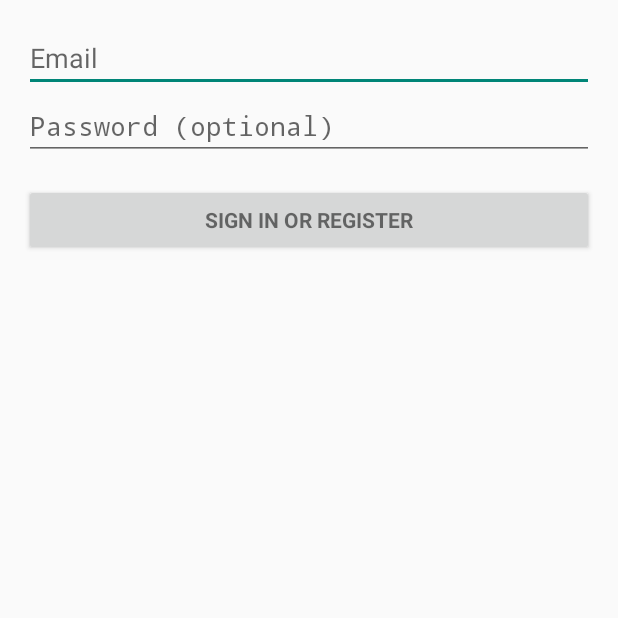
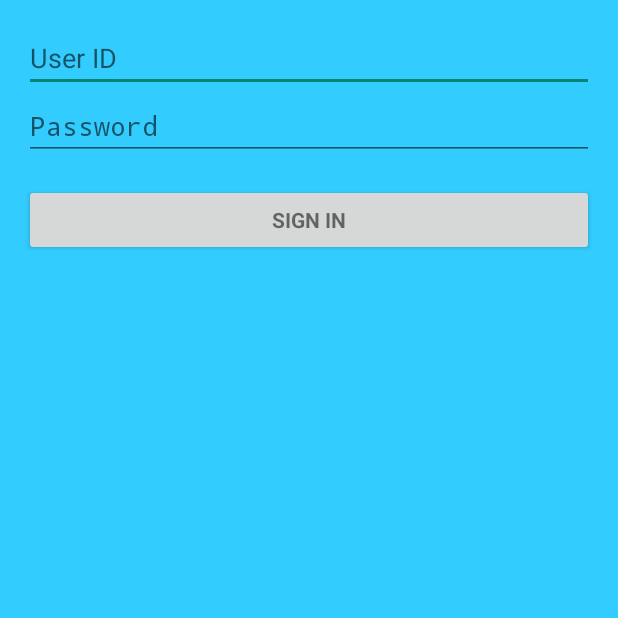
Before and after one commit to wkcirred/Marvelous-Boomerang-Moose, an Android app: the LoginActivity screen opened directly, with no data from a screen before it, on a phone screen of 412 x 824 dp, the top half of it. Run offline under Robolectric (Android 15) with nearby library versions, the phone set to English and light mode, and no system bars; 2 statements that could not run were skipped.

Commit message:
Welcome and Login
The functionality for M3 is basically all done with this update.

```diff
--- a/M3/ShoppingWithFriends/app/src/main/res/layout/activity_login.xml
+++ b/M3/ShoppingWithFriends/app/src/main/res/layout/activity_login.xml
@@ -5,6 +5,7 @@
     android:paddingLeft="@dimen/activity_horizontal_margin"
     android:paddingRight="@dimen/activity_horizontal_margin"
     android:paddingTop="@dimen/activity_vertical_margin"
+    android:background="#33CCFF"
     tools:context="marvelousboomerangmoose.shoppingwithfriends.LoginActivity">
 
     <!-- Login progress -->
@@ -19,12 +20,12 @@
             android:layout_height="wrap_content" android:orientation="vertical">
 
             <AutoCompleteTextView android:id="@+id/email" android:layout_width="match_parent"
-                android:layout_height="wrap_content" android:hint="@string/prompt_email"
+                android:layout_height="wrap_content" android:hint="User ID"
                 android:inputType="textEmailAddress" android:maxLines="1"
                 android:singleLine="true" />
 
             <EditText android:id="@+id/password" android:layout_width="match_parent"
-                android:layout_height="wrap_content" android:hint="@string/prompt_password"
+                android:layout_height="wrap_content" android:hint="Password"
                 android:imeActionId="@+id/login"
                 android:imeActionLabel="@string/action_sign_in_short"
                 android:imeOptions="actionUnspecified" android:inputType="textPassword"
@@ -32,7 +33,7 @@
 
             <Button android:id="@+id/email_sign_in_button" style="?android:textAppearanceSmall"
                 android:layout_width="match_parent" android:layout_height="wrap_content"
-                android:layout_marginTop="16dp" android:text="@string/action_sign_in"
+                android:layout_marginTop="16dp" android:text="SIGN IN"
                 android:textStyle="bold" />
 
         </LinearLayout>
```
Also changed, not shown: M3/ShoppingWithFriends/app/src/main/java/marvelousboomerangmoose/shoppingwithfriends/LoginActivity.java (+11 -8 lines).
